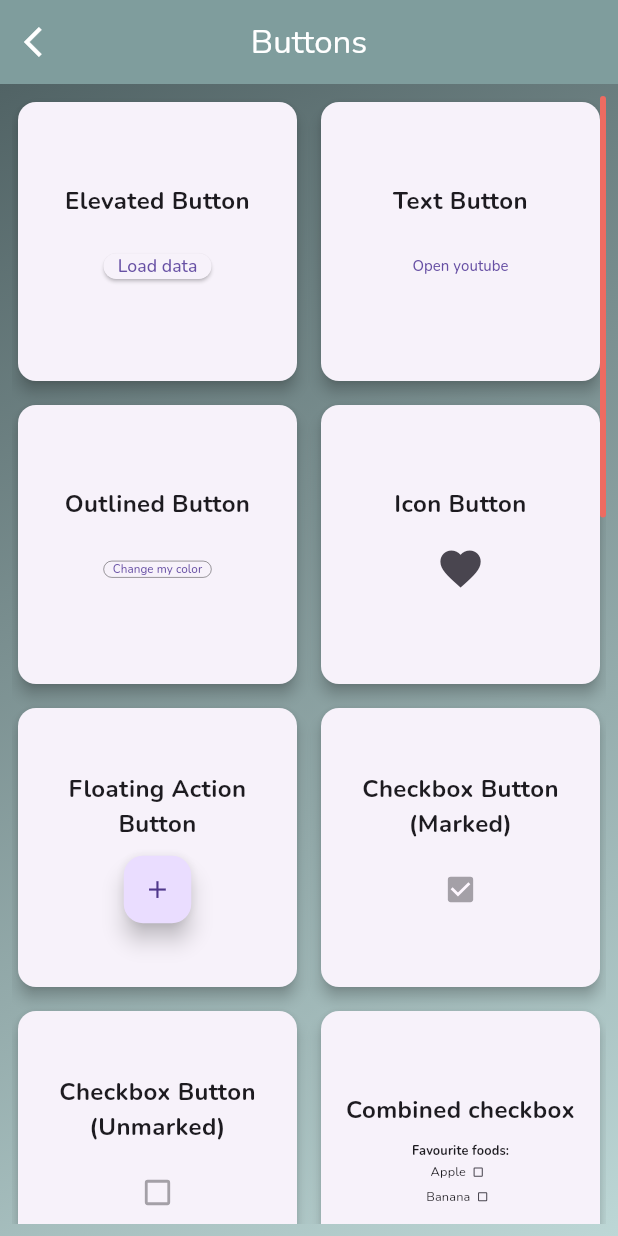
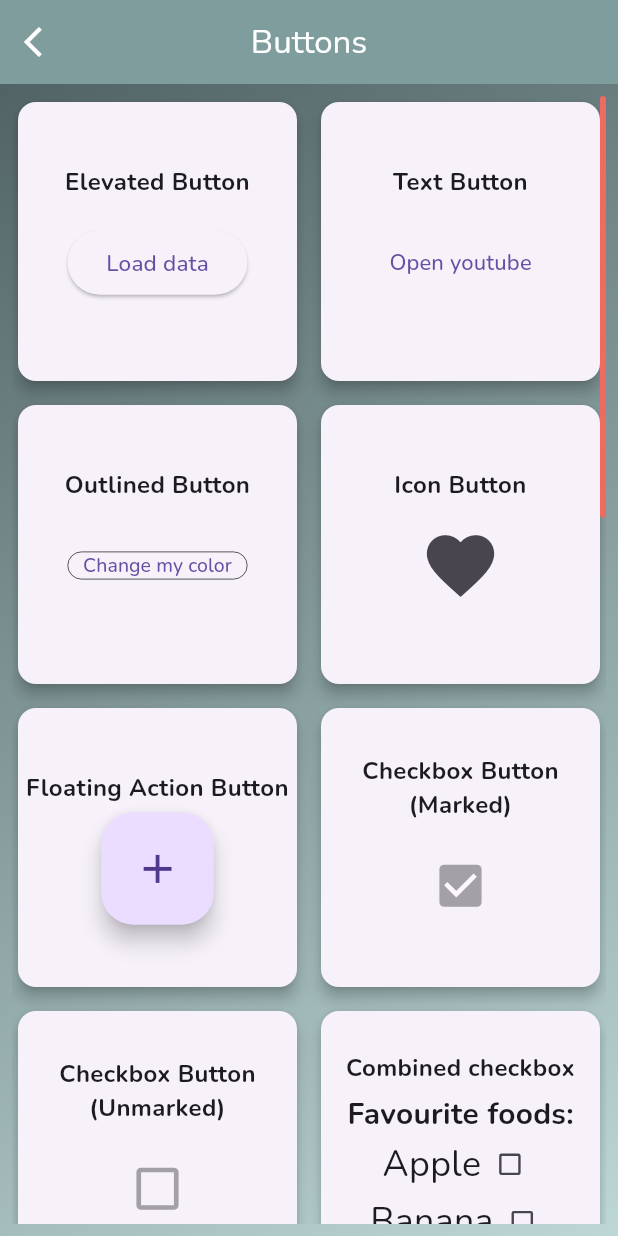
Before and after one commit to Sabinkc/automated_flutter_components, a Flutter app: the ButtonScreen screen opened directly, on a phone screen of 412 x 824 dp. Run offline on Flutter 3.47's test engine with Material 3 defaults, Android fonts, the phone set to English and light mode, and no system bars; our stand-ins replace fl_chart, google_fonts, syncfusion_flutter_charts.

Commit message:
button screen refined with responsiveness

```diff
--- a/lib/features/components/common components/components screens/button_screen.dart
+++ b/lib/features/components/common components/components screens/button_screen.dart
@@ -33,9 +33,9 @@
     double height = MediaQuery.of(context).size.height;
 
     double iconSize = width > 800 ? height * 0.06 : height * 0.05;
-    double cardPadding = width > 800 ? 6.0 : 12.0;
+    double cardPadding = 5;
     double titleFontSize = width > 800 ? 18 : 16;
-    double buttonSize = width > 800 ? 22 : 18;
+    double buttonSize = 30;
 
     return Scaffold(
       appBar: AppBar(
@@ -71,7 +71,11 @@
             thickness: 4,
             radius: Radius.circular(8),
             child: GridView.count(
-              crossAxisCount: width > 800 ? 5 : (width > 600 ? 3 : 2),
+              crossAxisCount: width > 1000
+                  ? 5
+                  : width > 800
+                      ? 4
+                      : (width > 600 ? 3 : 2),
               crossAxisSpacing: 8.0,
               mainAxisSpacing: 8.0,
               childAspectRatio: 1,
@@ -88,8 +92,8 @@
                       child: Text(
                         'Load data',
                         style: TextStyle(
-                          fontSize: 30,
-                        ),
+                            // fontSize: 30,
+                            ),
                       ),
                     ),
                   ),
@@ -126,8 +130,8 @@
                       child: Text(
                         'Open youtube',
                         style: TextStyle(
-                          fontSize: 30,
-                        ),
+                            // fontSize: 30,
+                            ),
                       ),
                     ),
                   ),
@@ -300,7 +304,7 @@
                               children: [
                                 Text(
                                   'Apple',
-                                  style: TextStyle(fontSize: 25),
+                                  style: TextStyle(fontSize: 30),
                                 ),
                                 Checkbox(
                                   value:
@@ -325,7 +329,7 @@
                                 "A checkbox allows users to select multiple options from a set.",
                             child: Row(
                               children: [
-                                Text('Banana', style: TextStyle(fontSize: 25)),
+                                Text('Banana', style: TextStyle(fontSize: 30)),
                                 Checkbox(
                                   value:
                                       _secondCheckboxValue, // Initially unticked
@@ -347,9 +351,9 @@
                     ],
                   ),
                   iconSize,
-                  cardPadding,
+                  2,
                   titleFontSize,
-                  buttonSize,
+                  buttonSize * 1.4,
                 ),
 
                 _buildButtonCard(
@@ -398,15 +402,13 @@
                   buttonSize,
                 ),
 
-
-
                 _buildButtonCard(
                   'Combined radio button',
                   Column(
                     children: [
                       // Title at the top
                       Text(
-                        'Select your gender:',
+                        'Your gender:',
                         style: TextStyle(
                           fontSize: 25,
                           fontWeight: FontWeight.bold,
@@ -464,9 +466,9 @@
                     ],
                   ),
                   iconSize,
-                  cardPadding,
+                  2,
                   titleFontSize,
-                  buttonSize,
+                  buttonSize * 1.4,
                 ),
 
                 _buildButtonCard(
@@ -532,8 +534,6 @@
                   titleFontSize,
                   buttonSize,
                 ),
-
-
 
                 _buildButtonCard(
                   'Popup Menu Button',
@@ -795,8 +795,6 @@
                   titleFontSize,
                   buttonSize,
                 ),
-
-
               ],
             ),
           ),
@@ -833,7 +831,7 @@
               ),
               textAlign: TextAlign.center,
             ),
-            const SizedBox(height: 10),
+            const SizedBox(height: 5),
             SizedBox(
               width: buttonSize * 4,
               height: buttonSize * 2.5,
```
Also changed, not shown: lib/features/components/common components/components screens/chart and graph/chart_and_graph_screen.dart (+20 -2 lines), lib/features/components/common components/components screens/chart and graph/chart_detail_scree.dart (+46 -184 lines).
